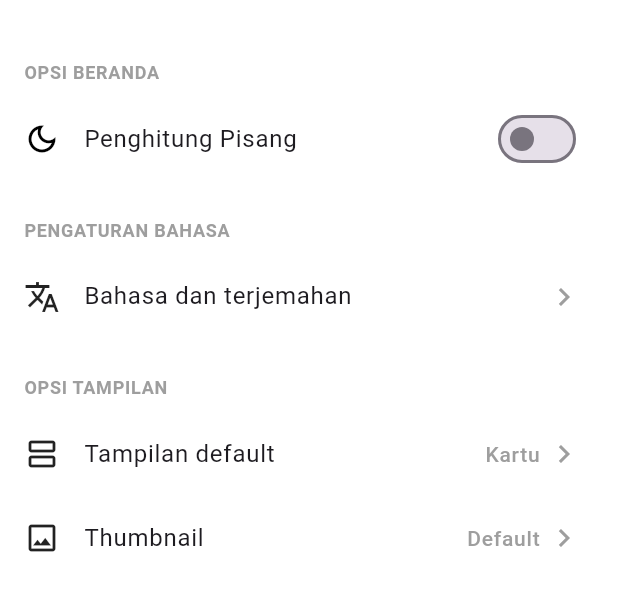
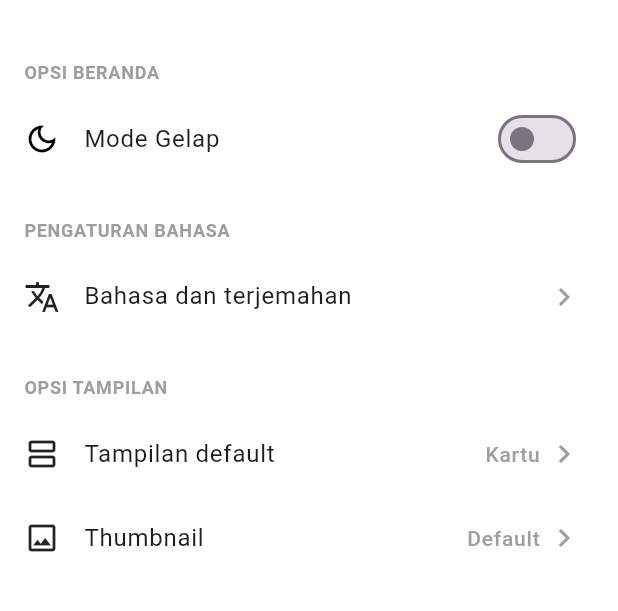
Before and after one commit to fauzanzk/forum-mahasiswa, a Flutter app: the SettingsPage screen opened directly, scrolled down 230 dp, on a phone screen of 412 x 824 dp, the part 296-907 px from its top. Run offline on Flutter 3.47's test engine with Material 3 defaults, Android fonts, the phone set to English and light mode, and no system bars.

Commit message:
Refactor settings page layout and items

```diff
--- a/lib/pages/settings.dart
+++ b/lib/pages/settings.dart
@@ -54,7 +54,7 @@ class SettingsPage extends StatelessWidget {
           _buildSectionHeader('OPSI BERANDA'),
           ListTile(
             leading: const Icon(Icons.dark_mode_outlined, color: Colors.black),
-            title: const Text('Penghitung Pisang', style: TextStyle(fontSize: 16)),
+            title: const Text('Mode Gelap', style: TextStyle(fontSize: 16)),
             trailing: Switch(
               value: false,
               onChanged: (value) {},
```
